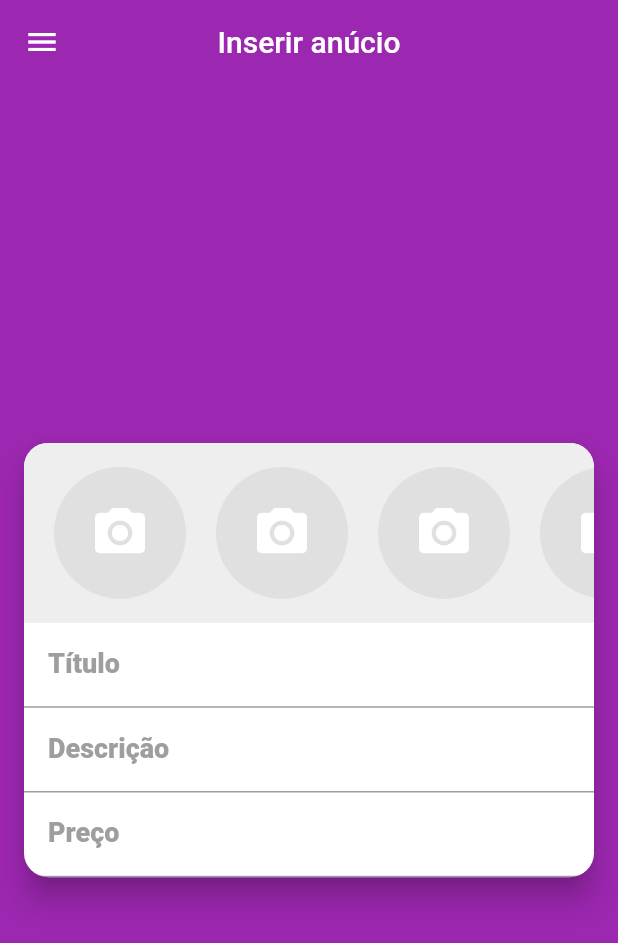
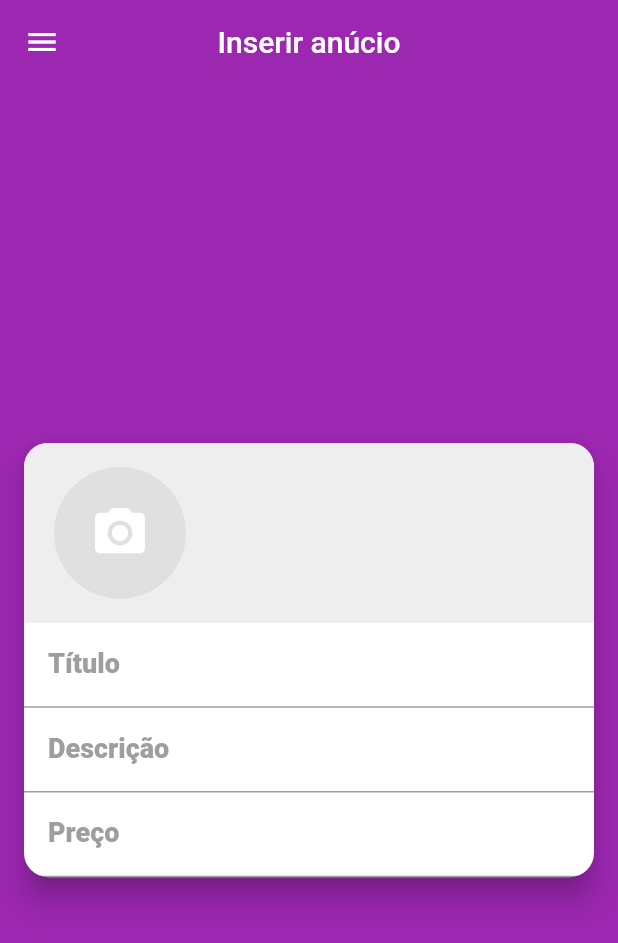
Before and after one commit to ClodoaldoRibeiro/xlo_app, a Flutter app: the screen it shows after launch, swiped to page 2, on a phone screen of 412 x 824 dp. Shown: the top 943 px of the screen. Run offline on Flutter 3.47's test engine with Material 2 defaults, Android fonts, the phone set to English and light mode, and no system bars; our stand-ins replace brasil_fields, flutter_mobx, get_it, image_cropper, image_picker, mobx and 1 more; accounts and stored records are empty; generated files the repository leaves out were written again.

Commit message:
Adicionar imagens

```diff
--- a/lib/screens/inseriranucio/components/images_field.dart
+++ b/lib/screens/inseriranucio/components/images_field.dart
@@ -1,8 +1,15 @@
 import 'package:flutter/cupertino.dart';
 import 'package:flutter/material.dart';
+import 'package:flutter_mobx/flutter_mobx.dart';
 import 'package:xlo_app/screens/widgets/xlo_image_source_sheet.dart';
+import 'package:xlo_app/stores/inserir_anucio_store.dart';
 
 class ImagesField extends StatelessWidget {
+  /*  A classe recebe um imageStore, ou seja, uam lista de imagens*/
+  ImagesField({@required this.anucioStore});
+
+  final InserirAnucioStore anucioStore;
+
   @override
   Widget build(BuildContext context) {
     return Column(
@@ -10,10 +17,15 @@ class ImagesField extends StatelessWidget {
         Container(
           color: Colors.grey[200],
           height: 120,
-          child: ListView.builder(
+          child: Observer(
+            builder: (_) {
+              return ListView.builder(
                 scrollDirection: Axis.horizontal,
-            itemCount: 5,
+                itemCount: anucioStore.imagesLength < 5
+                    ? anucioStore.imagesLength + 1
+                    : 5,
                 itemBuilder: (_, index) {
+                  if (index == anucioStore.imagesLength) {
                     return Padding(
                       padding: const EdgeInsets.fromLTRB(20, 8, 0, 8),
                       child: GestureDetector(
@@ -23,6 +35,7 @@ class ImagesField extends StatelessWidget {
                               builder: (context) => XLOImageSourceSheet(
                                     onImageSelected: (image) {
                                       Navigator.of(context).pop();
+                                      anucioStore.setImage(image);
                                     },
                                   ));
                         },
@@ -37,6 +50,22 @@ class ImagesField extends StatelessWidget {
                         ),
                       ),
                     );
+                  } else {
+                    return Padding(
+                      padding: const EdgeInsets.fromLTRB(20, 8, 0, 8),
+                      child: GestureDetector(
+                        onTap: () {},
+                        child: CircleAvatar(
+                          radius: 44,
+                          backgroundColor: Colors.transparent,
+                          backgroundImage:
+                              FileImage(anucioStore.getImage(index)),
+                        ),
+                      ),
+                    );
+                  }
+                },
+              );
             },
           ),
         ),
--- a/lib/screens/inseriranucio/inserir_anucio_screen.dart
+++ b/lib/screens/inseriranucio/inserir_anucio_screen.dart
@@ -2,10 +2,13 @@ import 'package:brasil_fields/formatter/real_input_formatter.dart';
 import 'package:flutter/material.dart';
 import 'package:flutter/services.dart';
 import 'package:xlo_app/screens/widgets/xlo_drawer.dart';
+import 'package:xlo_app/stores/inserir_anucio_store.dart';
 
 import 'components/images_field.dart';
 
 class InserirAnucioScreen extends StatelessWidget {
+  InserirAnucioStore _anucioStore = InserirAnucioStore();
+
   @override
   Widget build(BuildContext context) {
     final labelStyle = TextStyle(
@@ -32,13 +35,16 @@ class InserirAnucioScreen extends StatelessWidget {
             clipBehavior: Clip.antiAlias,
             margin: const EdgeInsets.symmetric(horizontal: 16),
             shape:
-            RoundedRectangleBorder(borderRadius: BorderRadius.circular(16)),
+                RoundedRectangleBorder(borderRadius: BorderRadius.circular(16)),
             elevation: 8,
             child: Column(
               crossAxisAlignment: CrossAxisAlignment.stretch,
               mainAxisSize: MainAxisSize.min,
               children: [
-                ImagesField(),
+                /* Componente para ixibir as imagens. Ele recebe um store com a lista de imagens */
+                ImagesField(
+                  anucioStore: _anucioStore,
+                ),
 
                 TextFormField(
                   decoration: InputDecoration(
```
Also changed, not shown: lib/screens/widgets/xlo_image_source_sheet.dart (+30 -15 lines), lib/stores/inserir_anucio_store.dart (+14 -0 lines), lib/stores/inserir_anucio_store.g.dart. Lines whose indentation alone changed are shown as unchanged.
